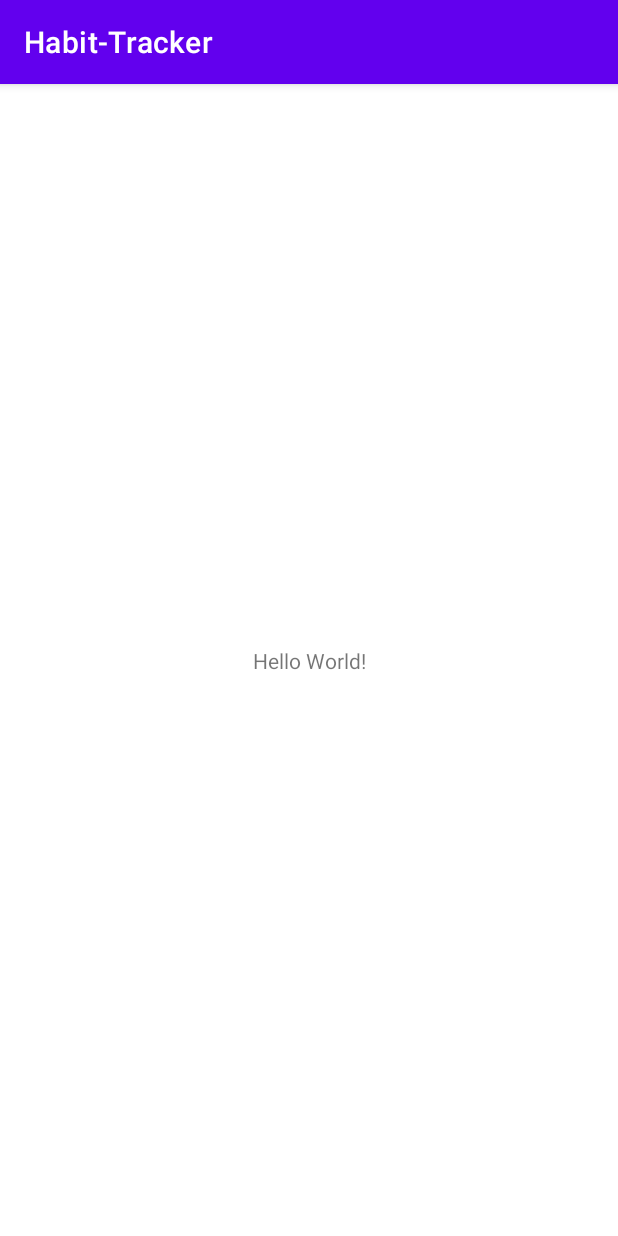
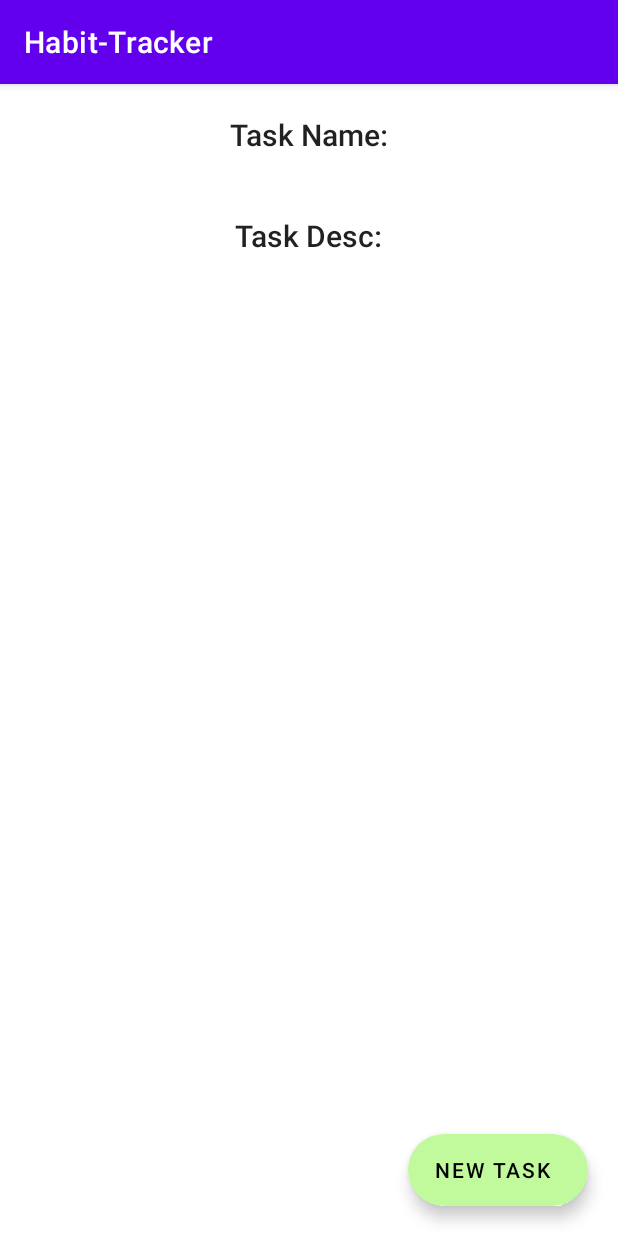
Before and after one commit to Rd4dev/Habit-Tracker, an Android app: the screen it shows after launch (MainActivity), on a phone screen of 412 x 824 dp. Run offline under Robolectric (Android 15) with nearby library versions, the phone set to English and light mode, and no system bars.

Commit message:
Layout File for Bottom Sheet Task Fragment

```diff
--- a/app/src/main/res/layout/activity_main.xml
+++ b/app/src/main/res/layout/activity_main.xml
@@ -1,18 +1,48 @@
 <?xml version="1.0" encoding="utf-8"?>
-<androidx.constraintlayout.widget.ConstraintLayout xmlns:android="http://schemas.android.com/apk/res/android"
-    xmlns:app="http://schemas.android.com/apk/res-auto"
+<RelativeLayout xmlns:android="http://schemas.android.com/apk/res/android"
     xmlns:tools="http://schemas.android.com/tools"
     android:layout_width="match_parent"
     android:layout_height="match_parent"
+    xmlns:app="http://schemas.android.com/apk/res-auto"
     tools:context=".MainActivity">
 
-    <TextView
+    <LinearLayout
+        android:layout_width="match_parent"
+        android:layout_height="match_parent"
+        android:orientation="vertical">
+
+        <TextView
+            android:id="@+id/taskName"
+            android:layout_width="wrap_content"
+            android:layout_height="wrap_content"
+            android:text="Task Name:"
+            style="@style/TextAppearance.AppCompat.Title"
+            android:layout_margin="20dp"
+            android:layout_gravity="center"/>
+
+        <TextView
+            android:id="@+id/taskDesc"
+            android:layout_width="wrap_content"
+            android:layout_height="wrap_content"
+            android:text="Task Desc:"
+            style="@style/TextAppearance.AppCompat.Title"
+            android:layout_margin="20dp"
+            android:layout_gravity="center"/>
+
+    </LinearLayout>
+
+    <com.google.android.material.floatingactionbutton.ExtendedFloatingActionButton
+        android:id="@+id/newTaskButton"
         android:layout_width="wrap_content"
         android:layout_height="wrap_content"
-        android:text="Hello World!"
-        app:layout_constraintBottom_toBottomOf="parent"
-        app:layout_constraintEnd_toEndOf="parent"
-        app:layout_constraintStart_toStartOf="parent"
-        app:layout_constraintTop_toTopOf="parent" />
+        android:text="New Task"
+        android:textAlignment="center"
+        app:backgroundTint="#C1F99D"
+        android:layout_alignParentBottom="true"
+        android:layout_alignParentEnd="true"
+        android:padding="5dp"
+        android:layout_margin="20dp"/>
 
-</androidx.constraintlayout.widget.ConstraintLayout>
+
+
+</RelativeLayout>
--- a/app/src/main/res/values/strings.xml
+++ b/app/src/main/res/values/strings.xml
@@ -1,3 +1,5 @@
 <resources>
     <string name="app_name">Habit-Tracker</string>
+    <!-- TODO: Remove or change this placeholder text -->
+    <string name="hello_blank_fragment">Hello blank fragment</string>
 </resources>
```
Also changed, not shown: app/src/main/java/com/rd/habit_tracker/NewTaskSheet.kt (added, +59 -0 lines), app/src/main/res/layout/fragment_new_task_sheet.xml (added, +61 -0 lines).
